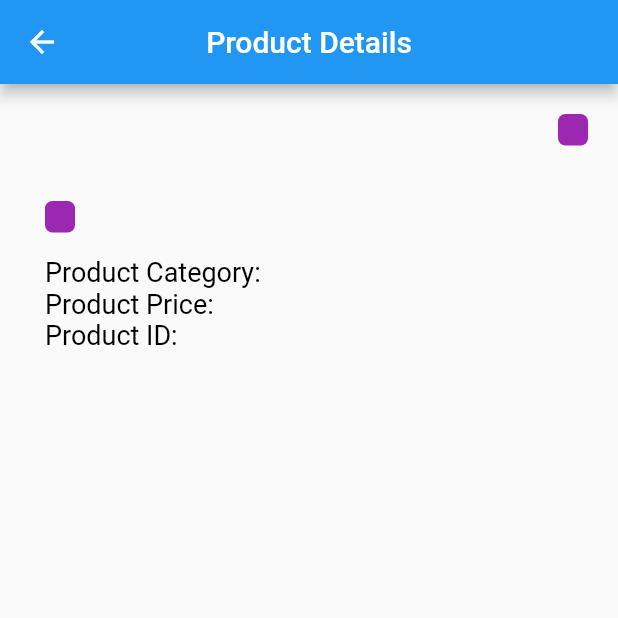
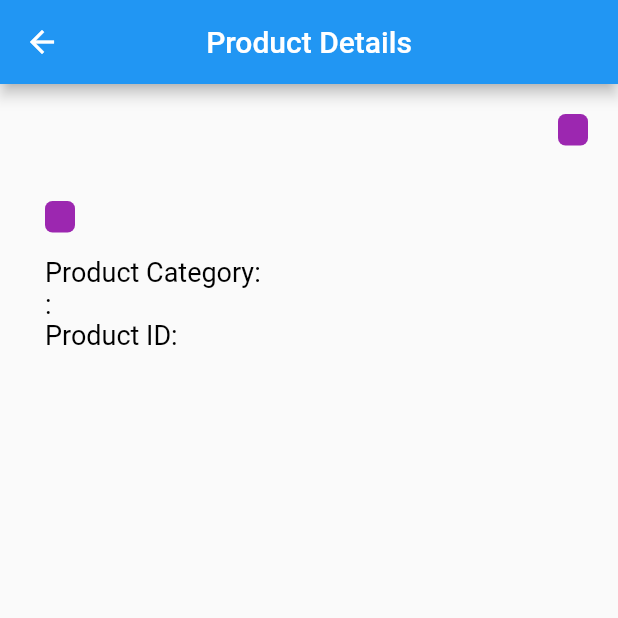
Before and after one commit to moseskamira/Getx-Demo, a Flutter app: the ProductDetailsPage screen opened directly with empty values, on a phone screen of 412 x 824 dp, the top half of it. Run offline on Flutter 3.47's test engine with Material 2 defaults, Android fonts, the phone set to English and light mode, and no system bars; drawn by our look-alikes of flutter_html; our stand-ins replace dio, get, retrofit; generated files the repository leaves out were written again; Roboto replaces fonts that are missing (Barlow); statements that could not run were skipped.

Commit message:
Product Detail

```diff
--- a/lib/pages/product_details_page.dart
+++ b/lib/pages/product_details_page.dart
@@ -88,7 +88,7 @@ class ProductDetailsPage extends StatelessWidget {
                     ),
                   ),
                   Text(
-                    'Product Price: ${Get.arguments.price}',
+                    '${Get.arguments.currency}: ${Get.arguments.price}',
                     style: const TextStyle(
                       fontSize: 18,
                       color: Colors.black,
--- a/lib/widget/product_card.dart
+++ b/lib/widget/product_card.dart
@@ -91,9 +91,7 @@ class ProductCard extends StatelessWidget {
             child: Container(
               decoration: BoxDecoration(
                 color: Colors.purple,
-                borderRadius: BorderRadius.circular(
-                  5.0,
-                ),
+                borderRadius: BorderRadius.circular(5.0),
               ),
               padding: const EdgeInsets.symmetric(horizontal: 10),
               child: Center(
```
